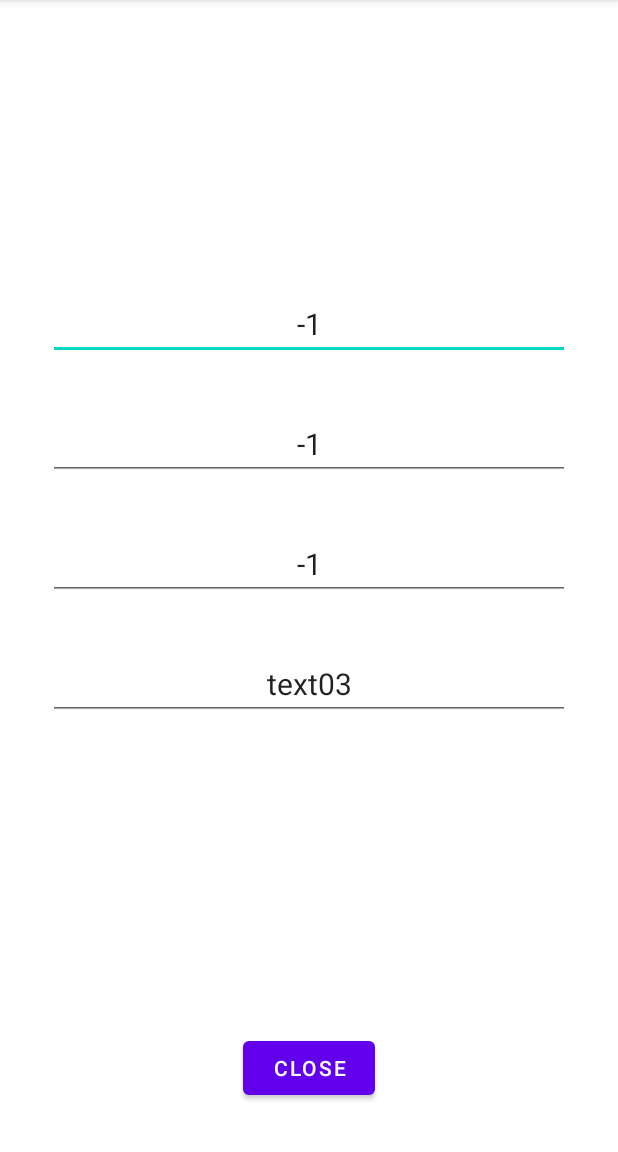
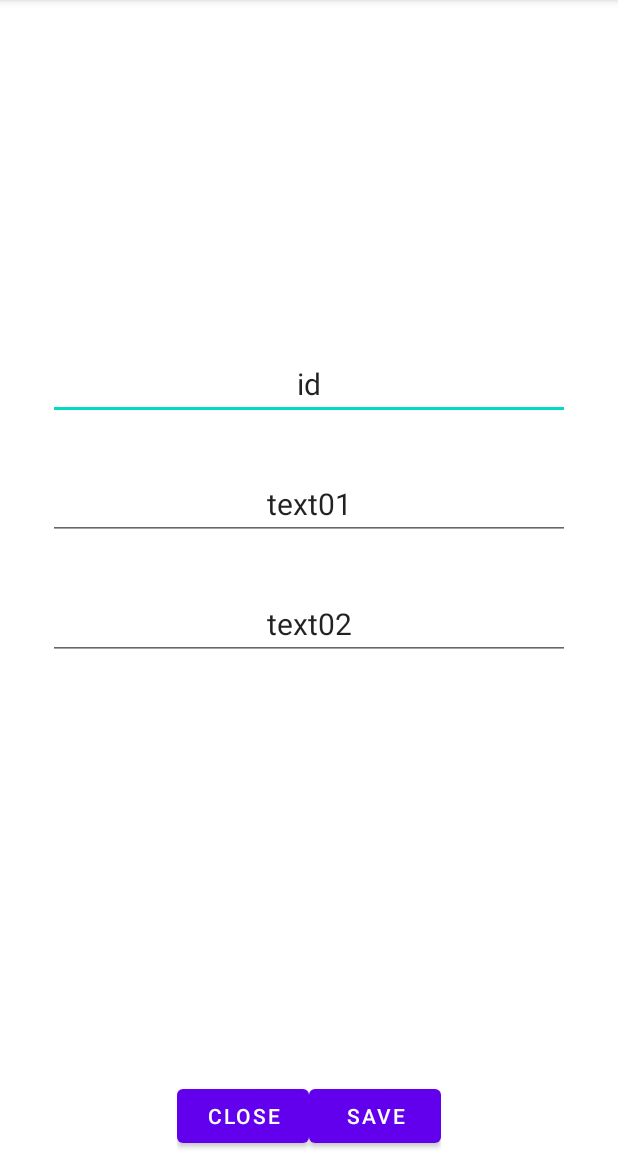
Before and after one commit to AKasparavicius/AndroidTopics, an Android app: the screen it shows after launch (SecondActivity), after a tap on "OPEN", on a phone screen of 412 x 824 dp, the part 84-1236 px from its top. Run offline under Robolectric (Android 15) with nearby library versions, the phone set to English and light mode, and no system bars; our stand-ins replace Timber.

Commit message:
Implement ViewBinding in MainActivity

```diff
--- a/app/build.gradle
+++ b/app/build.gradle
@@ -30,6 +30,10 @@ android {
     kotlinOptions {
         jvmTarget = '1.8'
     }
+
+    buildFeatures{
+        viewBinding = true
+    }
 }
 
 dependencies {
--- a/app/src/main/java/lt/arnas/androidtopics/CustomAdapter.kt
+++ b/app/src/main/java/lt/arnas/androidtopics/CustomAdapter.kt
@@ -6,6 +6,7 @@ import android.view.View
 import android.view.ViewGroup
 import android.widget.BaseAdapter
 import android.widget.TextView
+import lt.arnas.androidtopics.databinding.ItemBinding
 
 class CustomAdapter(context: Context) : BaseAdapter() {
 
@@ -19,6 +20,11 @@ class CustomAdapter(context: Context) : BaseAdapter() {
 
     fun add(items: List<Item>){
         list.addAll(items)
+        notifyDataSetChanged()
+    }
+
+    fun update(index: Int, item: Item){
+        list.set(index, item)
         notifyDataSetChanged()
     }
 
@@ -38,11 +44,25 @@ class CustomAdapter(context: Context) : BaseAdapter() {
     }
 
     override fun getView(position: Int, convertView: View?, parent: ViewGroup?): View {
-        val view = convertView ?: inflater.inflate(R.layout.item, parent, false)
+//        val view = convertView ?: inflater.inflate(R.layout.item, parent, false)
+        var view = convertView
+        var binding: ItemBinding
 
-        view.findViewById<TextView>(R.id.idTextView).text = list[position].id.toString()
-        view.findViewById<TextView>(R.id.idTextView).text = list[position].id.toString()
-        view.findViewById<TextView>(R.id.idTextView).text = list[position].id.toString()
+        if (view == null){
+            binding = ItemBinding.inflate(inflater, parent, false)
+            view = binding.root
+            view.tag = binding
+        } else {
+            binding = view.tag as ItemBinding
+        }
+
+//        view.findViewById<TextView>(R.id.idTextView).text = list[position].id.toString()
+//        view.findViewById<TextView>(R.id.idTextView).text = list[position].id.toString()
+//        view.findViewById<TextView>(R.id.idTextView).text = list[position].id.toString()
+
+        binding.idTextView.text = list[position].id.toString()
+        binding.text01TextView.text = list[position].text01
+        binding.text02TextView.text = list[position].text02
 
         return view
     }
--- a/app/src/main/java/lt/arnas/androidtopics/MainActivity.kt
+++ b/app/src/main/java/lt/arnas/androidtopics/MainActivity.kt
@@ -9,22 +9,27 @@ import android.widget.ArrayAdapter
 import android.widget.Button
 import android.widget.ListView
 import androidx.activity.result.contract.ActivityResultContracts
+import lt.arnas.androidtopics.databinding.ActivityMainBinding
 import timber.log.Timber
 
 class MainActivity : ActivityLifeCycles() {
 
-    lateinit var firstButton: Button
-    lateinit var adapter: CustomAdapter
-    lateinit var itemListView: ListView
+//    private lateinit var firstButton: Button
+    private lateinit var adapter: CustomAdapter
+//    private lateinit var itemListView: ListView
+    private var itemIndex = -1
+    private lateinit var binding: ActivityMainBinding
 
     override fun onCreate(savedInstanceState: Bundle?) {
         super.onCreate(savedInstanceState)
-        setContentView(R.layout.activity_main)
+//        setContentView(R.layout.activity_main)
 
-        firstButton = findViewById(R.id.firstButton)
-        itemListView = findViewById(R.id.itemListView)
+        binding = ActivityMainBinding.inflate(layoutInflater)
+        setContentView(binding.root)
 
-        openSecondActivity()
+
+//        firstButton = findViewById(R.id.firstButton)
+//        itemListView = findViewById(R.id.itemListView)
 
         val items = mutableListOf<Item>()
         generateListOfItems(items)
@@ -33,8 +38,26 @@ class MainActivity : ActivityLifeCycles() {
             Timber.i(item.toString())
         }
 
+//        adapter = CustomAdapter(this)
+//        adapter.add(items)
+//        adapter.add(Item(101, "text01", "text02"))
+//        adapter.add(
+//            Item(102, "text01", "text02"),
+//            Item(103, "text01", "text02"),
+//            Item(104, "text01", "text02"),
+//            Item(105, "text01", "text02"),
+//        )
+//        itemListView.adapter = adapter
+        setUpListView()
+        openSecondActivity()
+        setClickOpenItemDetails()
+
+    }
+
+    private fun setUpListView() {
         adapter = CustomAdapter(this)
-        adapter.add(items)
+        binding.itemListView.adapter = adapter
+
         adapter.add(Item(101, "text01", "text02"))
         adapter.add(
             Item(102, "text01", "text02"),
@@ -42,16 +65,11 @@ class MainActivity : ActivityLifeCycles() {
             Item(104, "text01", "text02"),
             Item(105, "text01", "text02"),
         )
-        itemListView.adapter = adapter
-
-        setClickOpenItemDetails()
-
     }
 
 
-
     private fun openSecondActivity(){
-        firstButton.setOnClickListener {
+        binding.firstButton.setOnClickListener {
 //            val intent = Intent(this, SecondActivity::class.java)
 //            startActivity(intent)
             startActivityForResult.launch(Intent(this, SecondActivity::class.java))
@@ -59,14 +77,17 @@ class MainActivity : ActivityLifeCycles() {
     }
 
     private fun setClickOpenItemDetails() {
-        itemListView.setOnItemClickListener { adapterView, view, position, l ->
+        binding.itemListView.setOnItemClickListener { adapterView, view, position, l ->
             val item: Item = adapterView.getItemAtPosition(position) as Item
+            itemIndex = position
 
             val itemIntent = Intent(this, SecondActivity::class.java)
             itemIntent.putExtra(MAIN_ACTIVITY_KEY_ITEM_ID, item.id)
             itemIntent.putExtra(MAIN_ACTIVITY_KEY_ITEM_TEXT01, item.text01)
             itemIntent.putExtra(MAIN_ACTIVITY_KEY_ITEM_TEXT02, item.text02)
-            startActivity(itemIntent)
+
+//            startActivity(itemIntent)
+            startActivityForResult.launch(itemIntent)
         }
     }
 
@@ -85,7 +106,17 @@ class MainActivity : ActivityLifeCycles() {
         registerForActivityResult(ActivityResultContracts.StartActivityForResult()){
             result ->
             when(result.resultCode){
-                Activity.RESULT_OK -> {
+                SecondActivity.SECOND_ACTIVITY_ITEM_INTENT_RETURN_NEW -> {
+                    val item = Item(
+                        id = 111,
+                        text01 = result.data
+                            ?.getStringExtra(SecondActivity.SECOND_ACTIVITY_KEY_ITEM_TEXT01) ?: "",
+                        text02 = result.data
+                            ?.getStringExtra(SecondActivity.SECOND_ACTIVITY_KEY_ITEM_TEXT02) ?: ""
+                    )
+                    adapter.add(item)
+                }
+                SecondActivity.SECOND_ACTIVITY_ITEM_INTENT_RETURN_UPDATE -> {
                     val item = Item(
                         id = result.data
                             ?.getIntExtra(SecondActivity.SECOND_ACTIVITY_KEY_ITEM_ID, 0) ?: 0,
@@ -94,8 +125,9 @@ class MainActivity : ActivityLifeCycles() {
                         text02 = result.data
                             ?.getStringExtra(SecondActivity.SECOND_ACTIVITY_KEY_ITEM_TEXT02) ?: ""
                     )
-
-                    adapter.add(item)
+                    if(itemIndex >= 0) {
+                        adapter.update(itemIndex, item)
+                    }
                 }
             }
         }
--- a/app/src/main/java/lt/arnas/androidtopics/SecondActivity.kt
+++ b/app/src/main/java/lt/arnas/androidtopics/SecondActivity.kt
@@ -10,10 +10,12 @@ import android.widget.TextView
 
 class SecondActivity : AppCompatActivity() {
 
-    lateinit var idEditText: EditText
-    lateinit var text01EditText: EditText
-    lateinit var text02EditText: EditText
-    lateinit var closeButton: Button
+    private lateinit var idEditText: EditText
+    private lateinit var text01EditText: EditText
+    private lateinit var text02EditText: EditText
+    private lateinit var closeButton: Button
+    private lateinit var saveButton: Button
+    private var finishIntentStatus = SECOND_ACTIVITY_ITEM_INTENT_RETURN_UPDATE
 
 
     override fun onCreate(savedInstanceState: Bundle?) {
@@ -24,6 +26,7 @@ class SecondActivity : AppCompatActivity() {
         text01EditText = findViewById(R.id.text01EditText)
         text02EditText = findViewById(R.id.text02EditText)
         closeButton = findViewById(R.id.closeButton)
+        saveButton = findViewById(R.id.saveButton)
 
         val id = intent.getIntExtra(MainActivity.MAIN_ACTIVITY_KEY_ITEM_ID, -1)
         val text01 = intent.getStringExtra(MainActivity.MAIN_ACTIVITY_KEY_ITEM_TEXT01)
@@ -39,8 +42,10 @@ class SecondActivity : AppCompatActivity() {
 
         getIntentExtra()
         setClickListenerOfCloseButton()
+        setClickListenerOfSaveButton()
 
     }
+
 
     override fun onSaveInstanceState(outState: Bundle) {
         outState.run {
@@ -64,31 +69,45 @@ class SecondActivity : AppCompatActivity() {
         }
     }
     private fun getIntentExtra() {
-        idEditText.setText(
-            intent.getIntExtra(MainActivity.MAIN_ACTIVITY_KEY_ITEM_ID, -1).toString()
-        )
-        text01EditText.setText(
-            intent.getIntExtra(MainActivity.MAIN_ACTIVITY_KEY_ITEM_TEXT01, -1).toString()
-        )
-        text02EditText.setText(
-            intent.getIntExtra(MainActivity.MAIN_ACTIVITY_KEY_ITEM_TEXT02, -1).toString()
-        )
+
+        val itemId: Int = intent.getIntExtra(MainActivity.MAIN_ACTIVITY_KEY_ITEM_ID, -1)
+        val itemText01 = intent.getStringExtra(MainActivity.MAIN_ACTIVITY_KEY_ITEM_TEXT01) ?: ""
+        val itemText02 = intent.getStringExtra(MainActivity.MAIN_ACTIVITY_KEY_ITEM_TEXT02) ?: ""
+
+        if(itemId >= 0){
+            idEditText.setText(itemId.toString())
+            text01EditText.setText(itemText01)
+            text02EditText.setText(itemText02)
+        } else {
+            finishIntentStatus = SECOND_ACTIVITY_ITEM_INTENT_RETURN_NEW
+        }
     }
 
     private fun setClickListenerOfCloseButton() {
         closeButton.setOnClickListener {
+            finish()
+        }
+    }
+
+    private fun setClickListenerOfSaveButton() {
+        saveButton.setOnClickListener {
             val finishIntent = Intent()
-            finishIntent.putExtra(SECOND_ACTIVITY_KEY_ITEM_ID, idEditText.text)
-            finishIntent.putExtra(SECOND_ACTIVITY_KEY_ITEM_TEXT01, text01EditText.text)
-            finishIntent.putExtra(SECOND_ACTIVITY_KEY_ITEM_TEXT02, text02EditText.text)
-            setResult(RESULT_OK, finishIntent)
+
+            finishIntent.putExtra(SECOND_ACTIVITY_KEY_ITEM_ID, (idEditText.text.toString().toInt()))
+            finishIntent.putExtra(SECOND_ACTIVITY_KEY_ITEM_TEXT01, (text01EditText.text.toString()))
+            finishIntent.putExtra(SECOND_ACTIVITY_KEY_ITEM_TEXT02, (text02EditText.text.toString()))
+            setResult(finishIntentStatus, finishIntent)
             finish()
         }
     }
 
     companion object{
-        const val SECOND_ACTIVITY_KEY_ITEM_ID = "lt.arnas.androidtopics_secondactivity_item_id"
-        const val SECOND_ACTIVITY_KEY_ITEM_TEXT01 = "lt.arnas.androidtopics_secondactivity_item_text01"
-        const val SECOND_ACTIVITY_KEY_ITEM_TEXT02 = "lt.arnas.androidtopics_secondactivity_item_text02"
+        const val SECOND_ACTIVITY_KEY_ITEM_ID = "lt.arnas.androidtopics.secondactivity_item_id"
+        const val SECOND_ACTIVITY_KEY_ITEM_TEXT01 = "lt.arnas.androidtopics.secondactivity_item_text01"
+        const val SECOND_ACTIVITY_KEY_ITEM_TEXT02 = "lt.arnas.androidtopics.secondactivity_item_text02"
+
+        const val SECOND_ACTIVITY_ITEM_INTENT_RETURN_NEW = 101
+
+        const val SECOND_ACTIVITY_ITEM_INTENT_RETURN_UPDATE = 102
     }
 }
--- a/app/src/main/res/layout/activity_second.xml
+++ b/app/src/main/res/layout/activity_second.xml
@@ -41,24 +41,27 @@
             android:gravity="center"
             android:text="text02"
             android:textSize="20sp" />
+    </LinearLayout>
 
-        <EditText
-            android:id="@+id/text03EditText"
-            android:layout_width="match_parent"
-            android:layout_height="wrap_content"
-            android:layout_marginBottom="32dp"
-            android:gravity="center"
-            android:text="text03"
-            android:textSize="20sp" />
-    </LinearLayout>
+    <LinearLayout
+        android:layout_width="wrap_content"
+        android:layout_height="wrap_content"
+        android:layout_alignParentBottom="true"
+        android:layout_centerInParent="true"
+        android:layout_marginEnd="32dp" >
 
     <Button
         android:id="@+id/closeButton"
         android:layout_width="wrap_content"
         android:layout_height="wrap_content"
-        android:layout_alignParentBottom="true"
-        android:layout_centerInParent="true"
-        android:layout_marginBottom="32dp"
         android:text="Close" />
 
+    <Button
+        android:id="@+id/saveButton"
+        android:layout_width="wrap_content"
+        android:layout_height="wrap_content"
+        android:text="save" />
+
+    </LinearLayout>
+
 </RelativeLayout>
--- a/app/src/main/res/layout/item.xml
+++ b/app/src/main/res/layout/item.xml
@@ -1,7 +1,7 @@
 <?xml version="1.0" encoding="utf-8"?>
 <LinearLayout xmlns:android="http://schemas.android.com/apk/res/android"
     android:orientation="vertical"
-    android:layout_width="wrap_content"
+    android:layout_width="match_parent"
     android:layout_height="wrap_content">
 
     <LinearLayout
```
